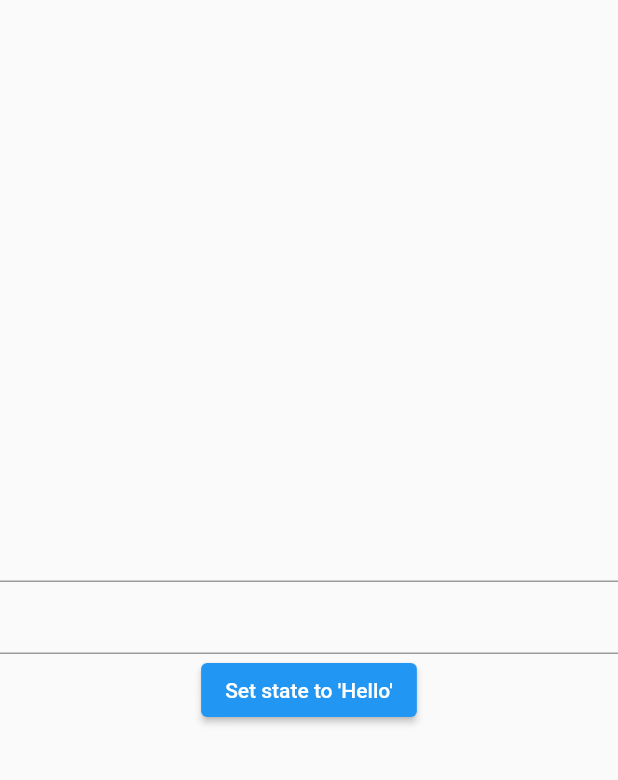
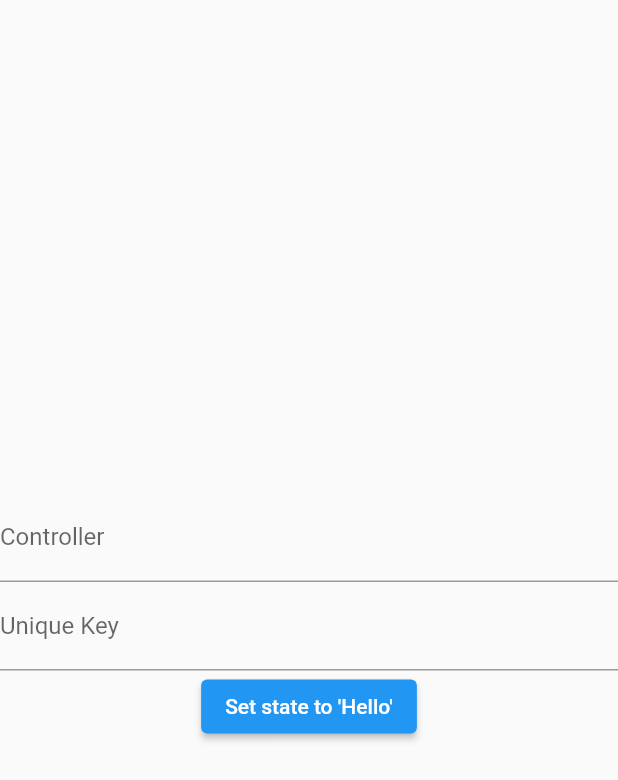
Before and after one commit to muhammadidrees/textfield_bloc, a Flutter app: the screen it shows after launch, on a phone screen of 412 x 824 dp. Shown: the top 780 px of the screen. Run offline on Flutter 3.47's test engine with Material 2 defaults, Android fonts, the phone set to English and light mode, and no system bars; our stand-ins replace bloc, flutter_bloc.

Commit message:
added labels to distinguish fields

```diff
--- a/lib/form/form_view.dart
+++ b/lib/form/form_view.dart
@@ -55,6 +55,7 @@ class _InputFormField extends StatelessWidget {
       },
       child: TextFormField(
         controller: _controller,
+        decoration: const InputDecoration(label: Text("Controller")),
         onChanged: (text) {
           context.read<FormCubit>().updateText(text);
         },
@@ -75,6 +76,7 @@ class _UniqueKeyFormField extends StatelessWidget {
         return TextFormField(
           key: UniqueKey(),
           initialValue: state,
+          decoration: const InputDecoration(label: Text("Unique Key")),
           onChanged: (text) {
             context.read<FormCubit>().updateText(text);
           },
```
